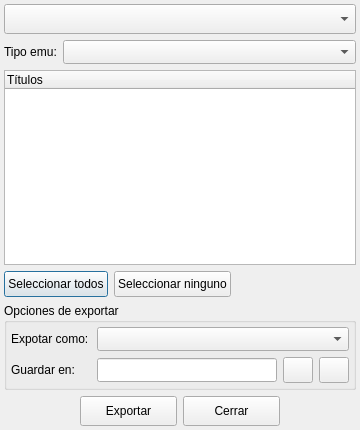
Monthy/gr-lida, file ui/exportar_juego.ui: the form before one commit.
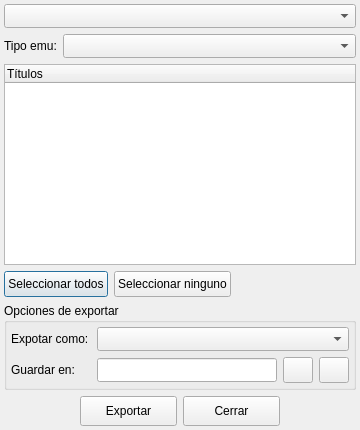
The form after the commit. Icons and pictures are not drawn.

```diff
--- a/ui/exportar_juego.ui
+++ b/ui/exportar_juego.ui
@@ -32,18 +32,12 @@
      <property name="minimumSize">
       <size>
        <width>140</width>
-       <height>30</height>
+       <height>24</height>
       </size>
      </property>
      <property name="sizeAdjustPolicy">
       <enum>QComboBox::AdjustToContents</enum>
      </property>
-     <property name="iconSize">
-      <size>
-       <width>24</width>
-       <height>24</height>
-      </size>
-     </property>
     </widget>
    </item>
    <item>
```
